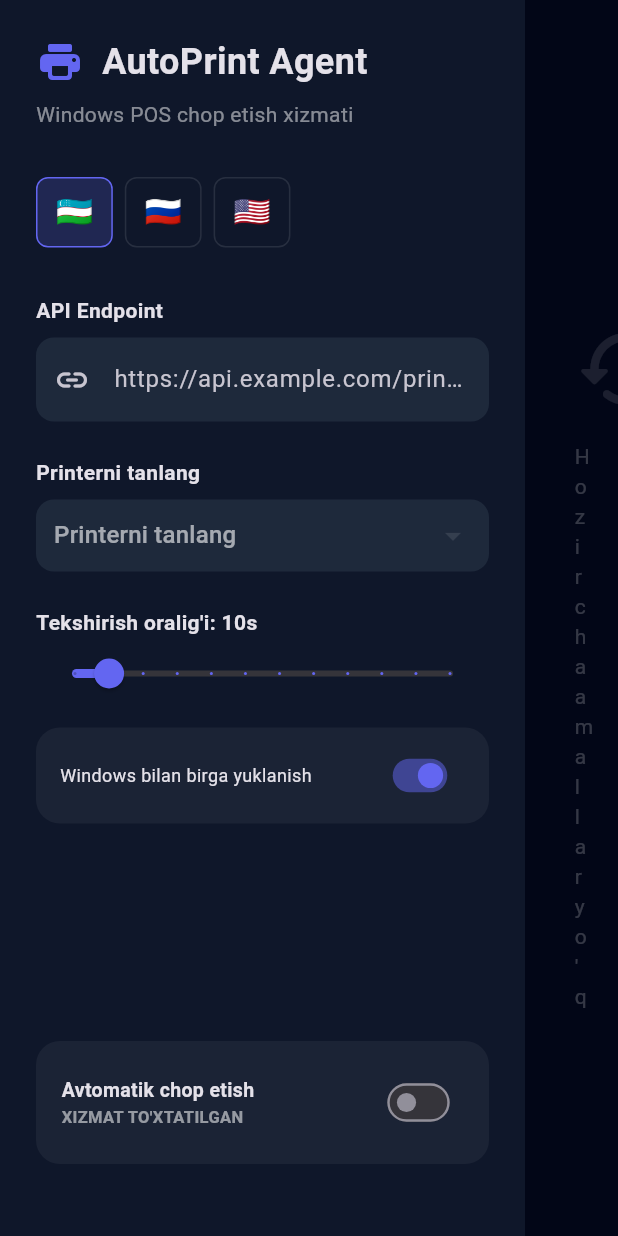
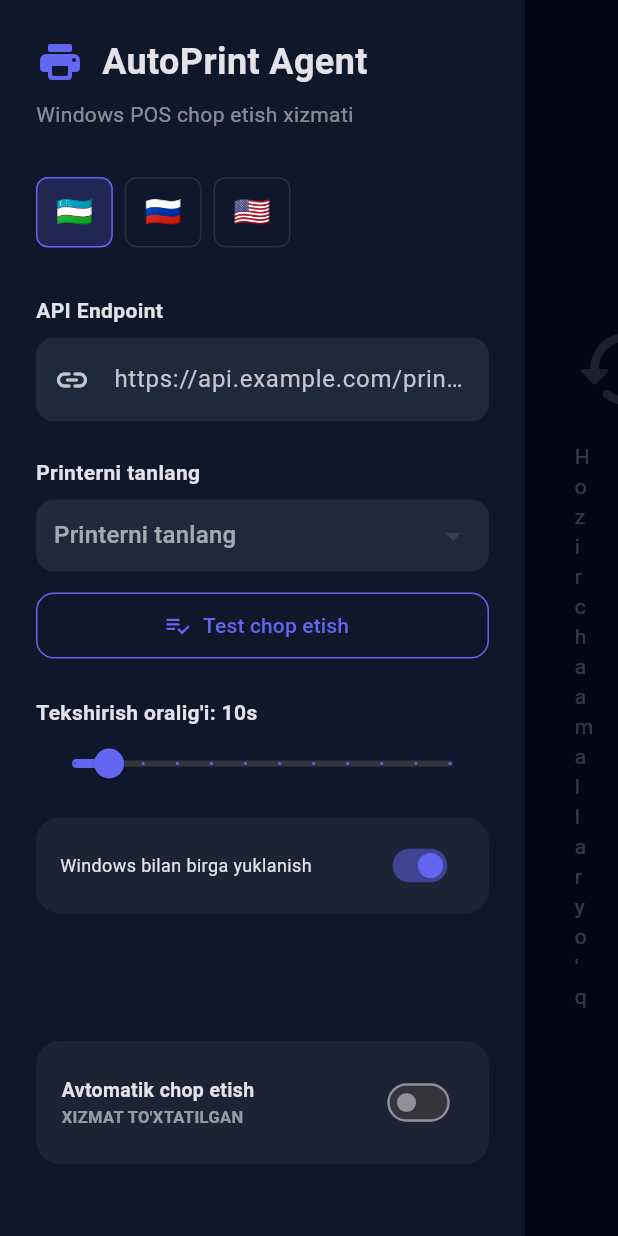
Before and after one commit to Tamurbek/autoPrintApp, a Flutter app: the screen it shows after launch, on a phone screen of 412 x 824 dp. Run offline on Flutter 3.47's test engine with Material 3 defaults, Android fonts, the phone set to English and light mode, and no system bars; our stand-ins replace dio, package_info_plus, pdf, printing, shared_preferences; missing offline and left inert: launch_at_startup, open_app_file, tray_manager, window_manager; network calls fail.

Commit message:
Added Test Print and Minimize to Tray features

```diff
--- a/lib/l10n/app_en.arb
+++ b/lib/l10n/app_en.arb
@@ -14,5 +14,6 @@
   "update": "Update",
   "startAtBoot": "Start on Windows Boot",
   "choosePrinter": "Choose a printer",
-  "downloading": "Downloading..."
+  "downloading": "Downloading...",
+  "testPrint": "Test Print"
 }
--- a/lib/l10n/app_ru.arb
+++ b/lib/l10n/app_ru.arb
@@ -14,5 +14,6 @@
   "update": "Обновить",
   "startAtBoot": "Запускать при старте Windows",
   "choosePrinter": "Выберите принтер",
-  "downloading": "Загрузка..."
+  "downloading": "Загрузка...",
+  "testPrint": "Пробная печать"
 }
--- a/lib/l10n/app_uz.arb
+++ b/lib/l10n/app_uz.arb
@@ -14,5 +14,6 @@
   "update": "Yangilash",
   "startAtBoot": "Windows bilan birga yuklanish",
   "choosePrinter": "Printerni tanlang",
-  "downloading": "Yuklanmoqda..."
+  "downloading": "Yuklanmoqda...",
+  "testPrint": "Test chop etish"
 }
--- a/lib/l10n/gen_l10n/app_localizations.dart
+++ b/lib/l10n/gen_l10n/app_localizations.dart
@@ -195,6 +195,12 @@ abstract class AppLocalizations {
   /// In en, this message translates to:
   /// **'Downloading...'**
   String get downloading;
+
+  /// No description provided for @testPrint.
+  ///
+  /// In en, this message translates to:
+  /// **'Test Print'**
+  String get testPrint;
 }
 
 class _AppLocalizationsDelegate
--- a/lib/l10n/gen_l10n/app_localizations_en.dart
+++ b/lib/l10n/gen_l10n/app_localizations_en.dart
@@ -55,4 +55,7 @@ class AppLocalizationsEn extends AppLocalizations {
 
   @override
   String get downloading => 'Downloading...';
+
+  @override
+  String get testPrint => 'Test Print';
 }
--- a/lib/l10n/gen_l10n/app_localizations_ru.dart
+++ b/lib/l10n/gen_l10n/app_localizations_ru.dart
@@ -55,4 +55,7 @@ class AppLocalizationsRu extends AppLocalizations {
 
   @override
   String get downloading => 'Загрузка...';
+
+  @override
+  String get testPrint => 'Пробная печать';
 }
--- a/lib/l10n/gen_l10n/app_localizations_uz.dart
+++ b/lib/l10n/gen_l10n/app_localizations_uz.dart
@@ -55,4 +55,7 @@ class AppLocalizationsUz extends AppLocalizations {
 
   @override
   String get downloading => 'Yuklanmoqda...';
+
+  @override
+  String get testPrint => 'Test chop etish';
 }
--- a/lib/ui/home_screen.dart
+++ b/lib/ui/home_screen.dart
@@ -90,6 +90,18 @@ class HomeScreen extends StatelessWidget {
                         );
                       }).toList(),
                     ),
+                  ),
+                ),
+                const SizedBox(height: 12),
+                OutlinedButton.icon(
+                  onPressed: provider.testPrint,
+                  icon: const Icon(Icons.playlist_add_check_rounded, size: 18),
+                  label: Text(l10n.testPrint),
+                  style: OutlinedButton.styleFrom(
+                    foregroundColor: const Color(0xFF6366F1),
+                    side: const BorderSide(color: Color(0xFF6366F1)),
+                    minimumSize: const Size(double.infinity, 44),
+                    shape: RoundedRectangleBorder(borderRadius: BorderRadius.circular(12)),
                   ),
                 ),
                 const SizedBox(height: 24),
```
Also changed, not shown: lib/main.dart (+14 -0 lines), lib/providers/app_provider.dart (+47 -0 lines).
